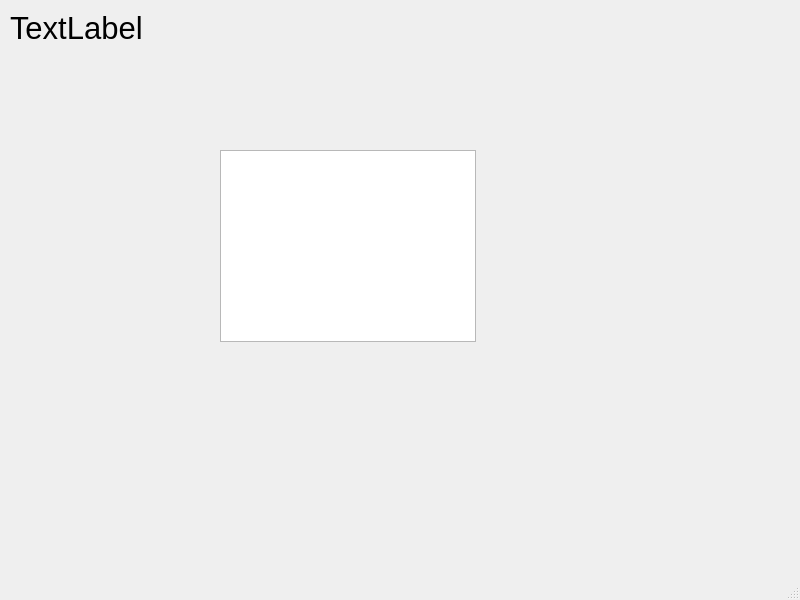
emiliagoeurymayo/ShareCount, file espace_tests/accueilutilisateur.ui: the form before one commit.
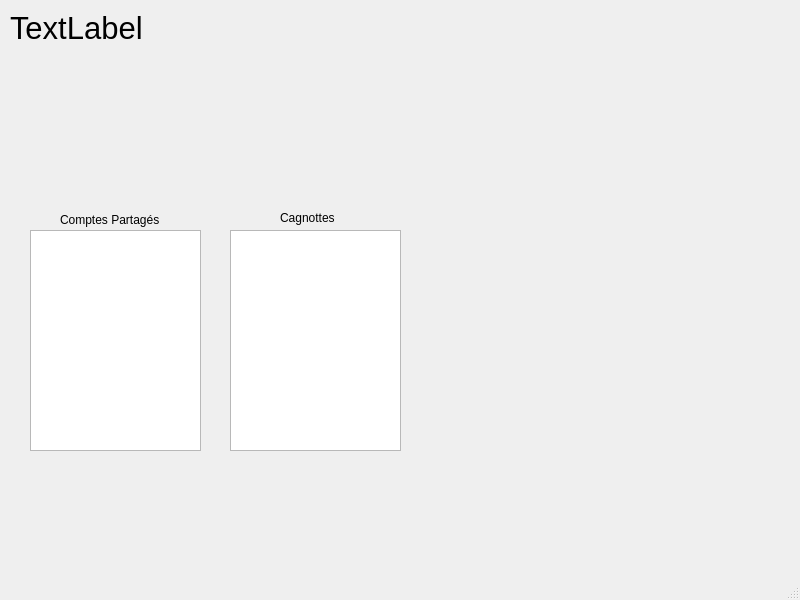
The form after the commit.

```diff
--- a/espace_tests/accueilutilisateur.ui
+++ b/espace_tests/accueilutilisateur.ui
@@ -19,8 +19,8 @@
      <rect>
       <x>10</x>
       <y>10</y>
-      <width>471</width>
-      <height>81</height>
+      <width>621</width>
+      <height>161</height>
      </rect>
     </property>
     <property name="font">
@@ -38,13 +38,49 @@
    <widget class="QListView" name="listCompte">
     <property name="geometry">
      <rect>
-      <x>220</x>
-      <y>150</y>
-      <width>256</width>
-      <height>192</height>
+      <x>30</x>
+      <y>230</y>
+      <width>171</width>
+      <height>221</height>
      </rect>
     </property>
    </widget>
+   <widget class="QLabel" name="cmp">
+    <property name="geometry">
+     <rect>
+      <x>60</x>
+      <y>210</y>
+      <width>111</width>
+      <height>20</height>
+     </rect>
+    </property>
+    <property name="text">
+     <string>Comptes Partagés</string>
+    </property>
+   </widget>
+   <widget class="QListView" name="listCagnotte">
+    <property name="geometry">
+     <rect>
+      <x>230</x>
+      <y>230</y>
+      <width>171</width>
+      <height>221</height>
+     </rect>
+    </property>
+   </widget>
+   <widget class="QLabel" name="cag">
+    <property name="geometry">
+     <rect>
+      <x>280</x>
+      <y>210</y>
+      <width>71</width>
+      <height>16</height>
+     </rect>
+    </property>
+    <property name="text">
+     <string>Cagnottes</string>
+    </property>
+   </widget>
   </widget>
   <widget class="QMenuBar" name="menubar">
    <property name="geometry">
```
